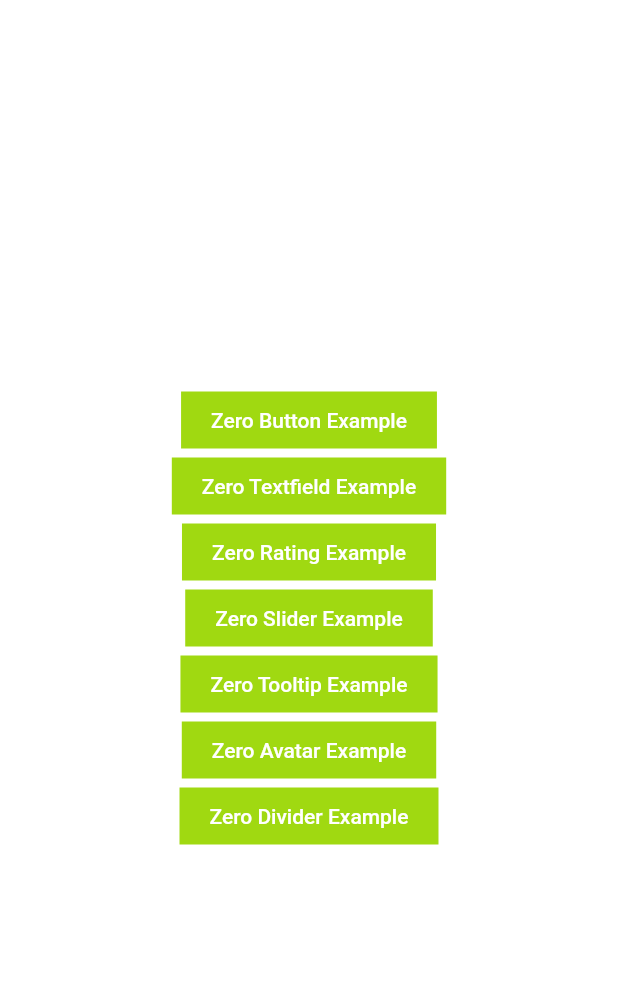
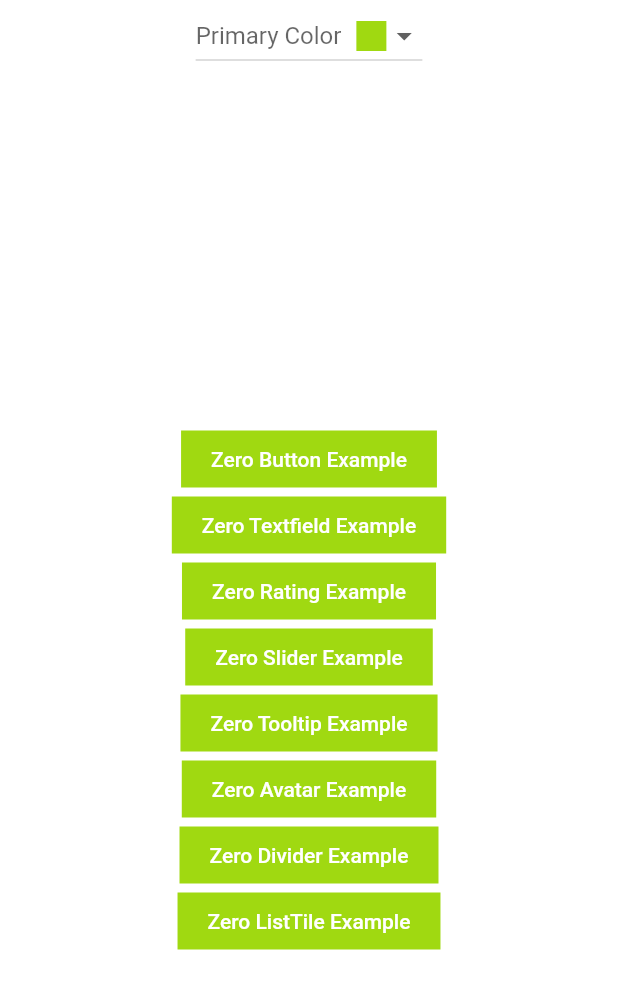
Before and after one commit to zero-one-group/zog-ui, a Flutter app: the screen it shows after launch, on a phone screen of 412 x 824 dp. Shown: the top 989 px of the screen. Run offline on Flutter 3.47's test engine with Material 2 defaults, Android fonts, the phone set to English and light mode, and no system bars; our stand-ins replace dropdown_button2, flutter_svg.

Commit message:
chore(mobile): Add example list tile

```diff
--- a/packages/mobile/example/lib/main.dart
+++ b/packages/mobile/example/lib/main.dart
@@ -4,6 +4,7 @@ import 'package:zero_ui_mobile/zero_ui_mobile.dart';
 import 'component/avatar/avatar_example.dart';
 import 'component/button/zero_button_example.dart';
 import 'component/divider/divider_example.dart';
+import 'component/listtile/listile_example.dart';
 import 'component/rating/zero_rating_example.dart';
 import 'component/slider/zero_slider_example.dart';
 import 'component/textfield/zero_textfield_example.dart';
@@ -13,20 +14,66 @@ void main() {
   runApp(const MyApp());
 }
 
-class MyApp extends StatelessWidget {
+class MyApp extends StatefulWidget {
   const MyApp({super.key});
+
+  @override
+  State<MyApp> createState() => _MyAppState();
+}
+
+class _MyAppState extends State<MyApp> {
+  final _colors = [
+    ZeroColors.lime,
+    ZeroColors.primary,
+    ZeroColors.geekBlue,
+    ZeroColors.dustRed,
+    ZeroColors.magenta,
+    ZeroColors.polarGreen,
+  ];
+
+  ShadedColor _selectedColor = ZeroColors.lime;
+
   @override
   Widget build(BuildContext context) {
     return ZeroApp(
       title: 'Flutter Demo',
       theme: ZeroThemeData(
         brightness: Brightness.light,
-        primaryColor: ZeroColors.lime.toAccentColor(),
+        primaryColor: _selectedColor.toAccentColor(),
       ),
-      home: const Scaffold(
+      home: Scaffold(
         body: SafeArea(
-          child: SingleChildScrollView(
-            child: Examples(),
+          child: Column(
+            children: [
+              DropdownButton<ShadedColor>(
+                  hint: Row(
+                    children: [
+                      const Text('Primary Color'),
+                      const SizedBox(width: 10),
+                      Container(width: 20, height: 20, color: _selectedColor)
+                    ],
+                  ),
+                  items: _colors
+                      .map(
+                        (e) => DropdownMenuItem(
+                          value: e,
+                          child: Container(color: e, height: 50),
+                        ),
+                      )
+                      .toList(),
+                  onChanged: (v) {
+                    if (v != null) {
+                      setState(() {
+                        _selectedColor = v;
+                      });
+                    }
+                  }),
+              const Expanded(
+                child: SingleChildScrollView(
+                  child: Examples(),
+                ),
+              ),
+            ],
           ),
         ),
       ),
@@ -115,6 +162,16 @@ class Examples extends StatelessWidget {
             },
             text: 'Zero Divider Example',
           ),
+          ZeroButton.primary(
+            onPressed: () {
+              Navigator.of(context).push(
+                MaterialPageRoute(
+                  builder: (context) => const ZeroListTileExample(),
+                ),
+              );
+            },
+            text: 'Zero ListTile Example',
+          ),
         ],
       ),
     );
```
Also changed, not shown: packages/mobile/example/lib/component/listtile/listile_example.dart (added, +73 -0 lines).
